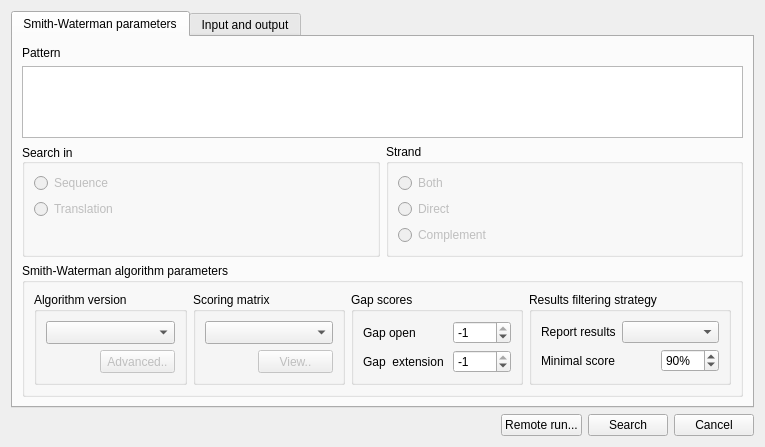
First picture: the form in src/corelibs/U2View/src/util_smith_waterman/ui/SmithWatermanDialogBase.ui, repository violethaze74/ugene, before the edit.
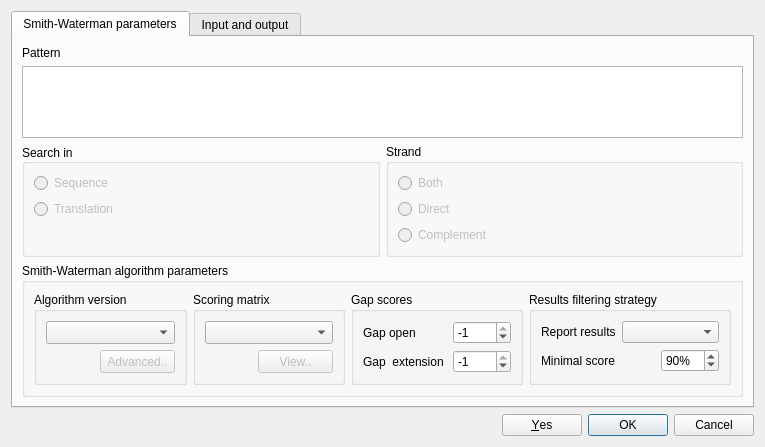
Second picture: the form after the edit.

Commit message: Help system for all dialogs, UI improvements for all dialogs.

The edit to the form file:
```diff
--- a/src/corelibs/U2View/src/util_smith_waterman/ui/SmithWatermanDialogBase.ui
+++ b/src/corelibs/U2View/src/util_smith_waterman/ui/SmithWatermanDialogBase.ui
@@ -7,7 +7,7 @@
     <x>0</x>
     <y>0</y>
     <width>765</width>
-    <height>424</height>
+    <height>426</height>
    </rect>
   </property>
   <property name="sizePolicy">
@@ -753,48 +753,11 @@
     </widget>
    </item>
    <item>
-    <layout class="QHBoxLayout" name="horizontalLayout_8">
-     <item>
-      <spacer name="horizontalSpacer_5">
-       <property name="orientation">
-        <enum>Qt::Horizontal</enum>
-       </property>
-       <property name="sizeHint" stdset="0">
-        <size>
-         <width>40</width>
-         <height>20</height>
-        </size>
-       </property>
-      </spacer>
-     </item>
-     <item>
-      <widget class="QPushButton" name="remoteRunPushButton">
-       <property name="enabled">
-        <bool>true</bool>
-       </property>
-       <property name="text">
-        <string>Remote run...</string>
-       </property>
-      </widget>
-     </item>
-     <item>
-      <widget class="QPushButton" name="bttnRun">
-       <property name="enabled">
-        <bool>true</bool>
-       </property>
-       <property name="text">
-        <string>Search</string>
-       </property>
-      </widget>
-     </item>
-     <item>
-      <widget class="QPushButton" name="bttnCancel">
-       <property name="text">
-        <string>Cancel</string>
-       </property>
-      </widget>
-     </item>
-    </layout>
+    <widget class="QDialogButtonBox" name="buttonBox">
+     <property name="standardButtons">
+      <set>QDialogButtonBox::Cancel|QDialogButtonBox::Ok|QDialogButtonBox::Yes</set>
+     </property>
+    </widget>
    </item>
   </layout>
  </widget>
```
Left out of the diff: 22 changed lines with no effect on the pictures. The commit also changes 309 other files.
